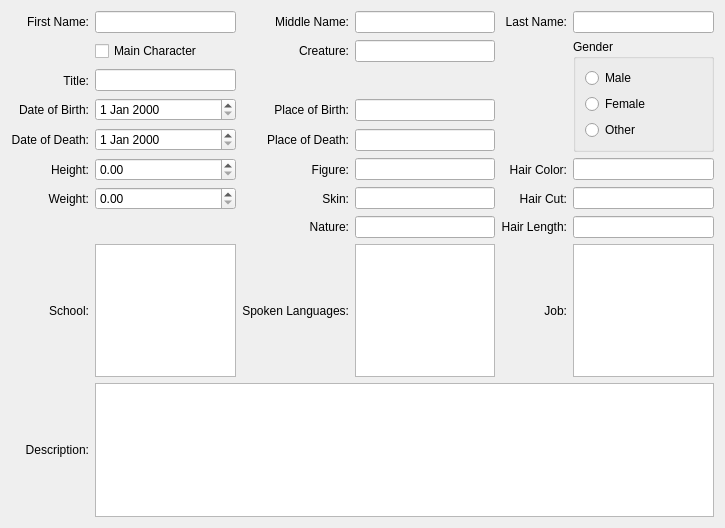
Above: ccharacterwindow.ui from birkeh/qtStoryWriter before the change. Below: the same form after it.
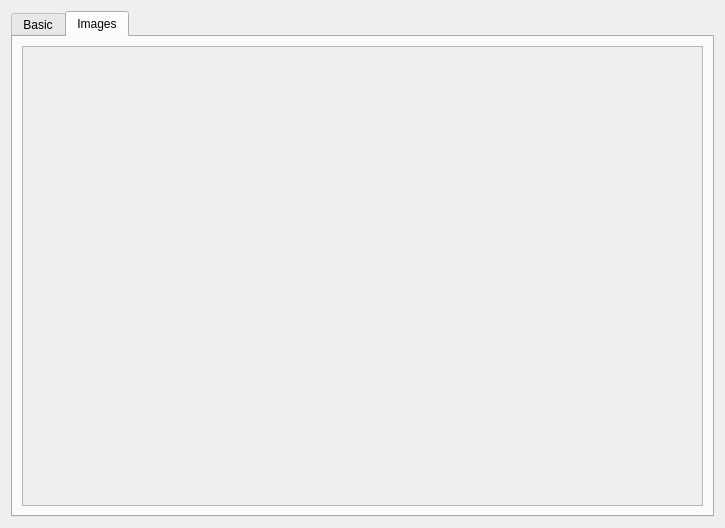
That is the form after the change.

The edit to the form file:
```diff
--- a/ccharacterwindow.ui
+++ b/ccharacterwindow.ui
@@ -14,7 +14,17 @@
    <string>Form</string>
   </property>
   <layout class="QGridLayout" name="gridLayout_2">
-   <item row="0" column="1">
+   <item row="0" column="0">
+    <widget class="QTabWidget" name="m_lpTab">
+     <property name="currentIndex">
+      <number>1</number>
+     </property>
+     <widget class="QWidget" name="m_lpBasic">
+      <attribute name="title">
+       <string>Basic</string>
+      </attribute>
+      <layout class="QGridLayout" name="gridLayout_4">
+       <item row="0" column="0">
     <layout class="QGridLayout" name="gridLayout" rowstretch="1,0,0,0,0,0,0,0,0,0">
      <item row="9" column="1" colspan="5">
       <widget class="QTextEdit" name="m_lpDescription"/>
@@ -335,6 +345,52 @@
       </widget>
      </item>
     </layout>
+       </item>
+      </layout>
+     </widget>
+     <widget class="QWidget" name="m_lpImages">
+      <attribute name="title">
+       <string>Images</string>
+      </attribute>
+      <layout class="QGridLayout" name="gridLayout_5">
+       <item row="0" column="0">
+        <widget class="QScrollArea" name="m_lpScrollArea">
+         <property name="widgetResizable">
+          <bool>true</bool>
+         </property>
+         <widget class="QWidget" name="scrollAreaWidgetContents">
+          <property name="geometry">
+           <rect>
+            <x>0</x>
+            <y>0</y>
+            <width>681</width>
+            <height>464</height>
+           </rect>
+          </property>
+          <layout class="QGridLayout" name="gridLayout_6">
+           <item row="0" column="0">
+            <layout class="QVBoxLayout" name="m_lpLayout"/>
+           </item>
+           <item row="0" column="1">
+            <spacer name="horizontalSpacer">
+             <property name="orientation">
+              <enum>Qt::Horizontal</enum>
+             </property>
+             <property name="sizeHint" stdset="0">
+              <size>
+               <width>40</width>
+               <height>20</height>
+              </size>
+             </property>
+            </spacer>
+           </item>
+          </layout>
+         </widget>
+        </widget>
+       </item>
+      </layout>
+     </widget>
+    </widget>
    </item>
   </layout>
  </widget>
```
Lines whose indentation alone changed are shown as unchanged.
